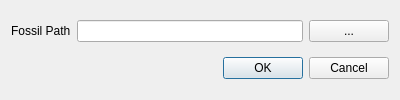
Old version of the form SettingsDialog.ui in the repository AnotherFoxGuy/diesel-scm.
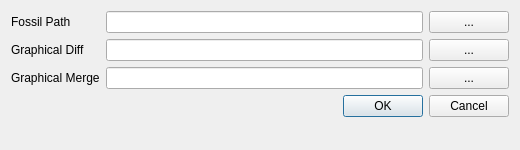
New version of the form.

Commit message:
Dialog refactoring Extended the settings dialog Reorganized the workspace management code Fixed issue where the previous current directory was in effect even in new workspaces Improved the log responsiveness on long fossil operations
FossilOrigin-Name: 945c841fba73be1355611554499e68a878b95359

Patch:
```diff
--- a/SettingsDialog.ui
+++ b/SettingsDialog.ui
@@ -9,8 +9,8 @@
    <rect>
     <x>0</x>
     <y>0</y>
-    <width>400</width>
-    <height>100</height>
+    <width>520</width>
+    <height>150</height>
    </rect>
   </property>
   <property name="windowTitle">
@@ -19,25 +19,30 @@
   <property name="modal">
    <bool>true</bool>
   </property>
-  <layout class="QVBoxLayout" name="verticalLayout">
-   <item>
-    <layout class="QHBoxLayout" name="horizontalLayout_2">
+  <layout class="QFormLayout" name="formLayout">
+   <property name="fieldGrowthPolicy">
+    <enum>QFormLayout::AllNonFixedFieldsGrow</enum>
+   </property>
+   <item row="0" column="0">
+    <widget class="QLabel" name="label">
+     <property name="text">
+      <string>Fossil Path</string>
+     </property>
+    </widget>
+   </item>
+   <item row="0" column="1">
+    <layout class="QHBoxLayout" name="horizontalLayout">
      <item>
-      <widget class="QLabel" name="label">
-       <property name="text">
-        <string>Fossil Path</string>
-       </property>
-      </widget>
-     </item>
-     <item>
-      <widget class="QLineEdit" name="lineEdit">
-       <property name="readOnly">
-        <bool>true</bool>
-       </property>
-      </widget>
+      <widget class="QLineEdit" name="lineFossilPath"/>
      </item>
      <item>
       <widget class="QPushButton" name="btnSelectFossil">
+       <property name="sizePolicy">
+        <sizepolicy hsizetype="Fixed" vsizetype="Fixed">
+         <horstretch>0</horstretch>
+         <verstretch>0</verstretch>
+        </sizepolicy>
+       </property>
        <property name="text">
         <string>...</string>
        </property>
@@ -45,7 +50,41 @@
      </item>
     </layout>
    </item>
-   <item>
+   <item row="1" column="0">
+    <widget class="QLabel" name="label_2">
+     <property name="text">
+      <string>Graphical Diff </string>
+     </property>
+    </widget>
+   </item>
+   <item row="2" column="0">
+    <widget class="QLabel" name="label_3">
+     <property name="text">
+      <string>Graphical Merge</string>
+     </property>
+    </widget>
+   </item>
+   <item row="2" column="1">
+    <layout class="QHBoxLayout" name="horizontalLayout_3">
+     <item>
+      <widget class="QLineEdit" name="lineGMergeCommand"/>
+     </item>
+     <item>
+      <widget class="QPushButton" name="btnSelectGMerge">
+       <property name="sizePolicy">
+        <sizepolicy hsizetype="Fixed" vsizetype="Fixed">
+         <horstretch>0</horstretch>
+         <verstretch>0</verstretch>
+        </sizepolicy>
+       </property>
+       <property name="text">
+        <string>...</string>
+       </property>
+      </widget>
+     </item>
+    </layout>
+   </item>
+   <item row="3" column="1">
     <widget class="QDialogButtonBox" name="buttonBox">
      <property name="orientation">
       <enum>Qt::Horizontal</enum>
@@ -55,6 +94,26 @@
      </property>
     </widget>
    </item>
+   <item row="1" column="1">
+    <layout class="QHBoxLayout" name="horizontalLayout_2">
+     <item>
+      <widget class="QLineEdit" name="lineGDiffCommand"/>
+     </item>
+     <item>
+      <widget class="QPushButton" name="btnSelectFossilGDiff">
+       <property name="sizePolicy">
+        <sizepolicy hsizetype="Fixed" vsizetype="Fixed">
+         <horstretch>0</horstretch>
+         <verstretch>0</verstretch>
+        </sizepolicy>
+       </property>
+       <property name="text">
+        <string>...</string>
+       </property>
+      </widget>
+     </item>
+    </layout>
+   </item>
   </layout>
  </widget>
  <resources/>
```
Left out of the diff: 4 changed lines with no effect on the pictures. The commit also changes 8 other files.
